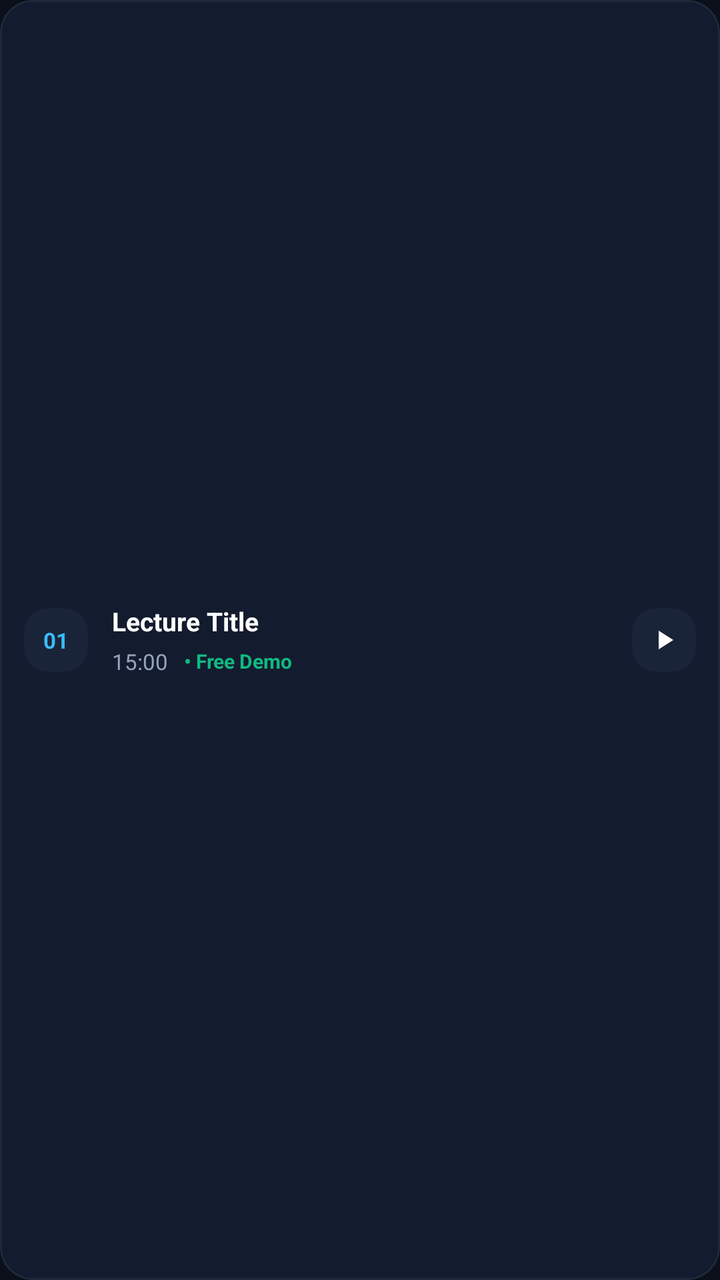
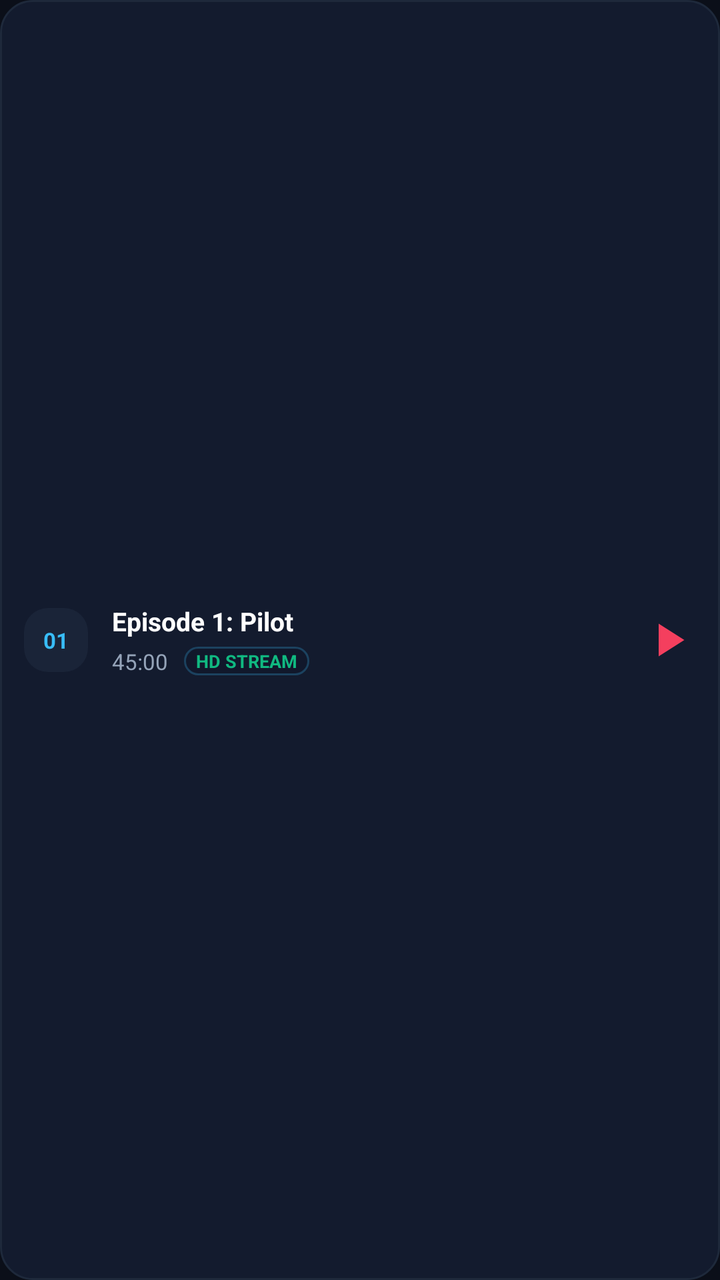

Screens rendered from an Android XML layout before and after an edit, with the pre-edit source and the edit as a unified diff.
<!-- AndroidManifest.xml: application theme Theme.CinemasApp -->
<!-- res/layout/item_episode_row.xml -->
<?xml version="1.0" encoding="utf-8"?>
<LinearLayout xmlns:android="http://schemas.android.com/apk/res/android"
    android:id="@+id/layoutLessonItem"
    android:layout_width="match_parent"
    android:layout_height="wrap_content"
    android:orientation="horizontal"
    android:gravity="center_vertical"
    android:padding="12dp"
    android:layout_marginBottom="8dp"
    android:background="@drawable/bg_rounded_card">

    
    <TextView
        android:id="@+id/tvLessonNum"
        android:layout_width="32dp"
        android:layout_height="32dp"
        android:gravity="center"
        android:background="@drawable/bg_tab_inactive"
        android:textColor="#38BDF8"
        android:textSize="11sp"
        android:textStyle="bold"
        android:text="01" />

    <LinearLayout
        android:layout_width="0dp"
        android:layout_height="wrap_content"
        android:layout_weight="1"
        android:orientation="vertical"
        android:layout_marginStart="12dp"
        android:layout_marginEnd="8dp">

        <TextView
            android:id="@+id/tvLessonTitle"
            android:layout_width="match_parent"
            android:layout_height="wrap_content"
            android:textColor="#FFFFFF"
            android:textSize="13sp"
            android:textStyle="bold"
            android:maxLines="2"
            android:ellipsize="end"
            android:text="Lecture Title" />

        <LinearLayout
            android:layout_width="wrap_content"
            android:layout_height="wrap_content"
            android:orientation="horizontal"
            android:gravity="center_vertical"
            android:layout_marginTop="4dp">

            
            <TextView
                android:id="@+id/tvLessonDuration"
                android:layout_width="wrap_content"
                android:layout_height="wrap_content"
                android:textColor="#94A3B8"
                android:textSize="11sp"
                android:text="15:00" />

            <TextView
                android:id="@+id/tvLessonBadge"
                android:layout_width="wrap_content"
                android:layout_height="wrap_content"
                android:layout_marginStart="8dp"
                android:textColor="#10B981"
                android:textSize="10sp"
                android:textStyle="bold"
                android:text="• Free Demo" />
        </LinearLayout>
    </LinearLayout>

    
    <ImageView
        android:id="@+id/icPlayStatus"
        android:layout_width="32dp"
        android:layout_height="32dp"
        android:background="@drawable/bg_tab_inactive"
        android:padding="8dp"
        android:src="@drawable/ic_play_arrow"
        android:tint="#FFFFFF"
        android:contentDescription="Play" />

</LinearLayout>
<!-- resources referenced by this layout -->
<resources>
  <!-- drawable bg_rounded_card (drawable) -->
  <?xml version="1.0" encoding="utf-8"?>
  <shape xmlns:android="http://schemas.android.com/apk/res/android"
      android:shape="rectangle">
      <corners android:radius="16dp" />
      <solid android:color="#131B2E" />
      <stroke android:width="1dp" android:color="#1E293B" />
  </shape>
  <!-- drawable bg_tab_inactive (drawable) -->
  <?xml version="1.0" encoding="utf-8"?>
  <shape xmlns:android="http://schemas.android.com/apk/res/android"
      android:shape="rectangle">
      <corners android:radius="12dp" />
      <solid android:color="#1A2438" />
  </shape>
  <!-- drawable ic_play_arrow (drawable) -->
  <vector xmlns:android="http://schemas.android.com/apk/res/android"
      android:width="24dp"
      android:height="24dp"
      android:viewportWidth="24"
      android:viewportHeight="24">
      <path
          android:fillColor="#FFFFFFFF"
          android:pathData="M8,5v14l11,-7z"/>
  </vector>
  <style name="Theme.CinemasApp" parent="Theme.MaterialComponents.DayNight.NoActionBar">
          <item name="colorPrimary">#E11D48</item>
          <item name="colorPrimaryVariant">#BE123C</item>
          <item name="colorOnPrimary">#FFFFFF</item>
          <item name="colorSecondary">#F59E0B</item>
          <item name="colorOnSecondary">#0B0F19</item>
          <item name="android:statusBarColor">#0B0F19</item>
          <item name="android:navigationBarColor">#0B0F19</item>
          <item name="android:windowBackground">#0B0F19</item>
      </style>
</resources>

<!-- the commit's change to res/layout/item_episode_row.xml (unified diff, before → after) -->
@@ -1,6 +1,6 @@
 <?xml version="1.0" encoding="utf-8"?>
 <LinearLayout xmlns:android="http://schemas.android.com/apk/res/android"
-    android:id="@+id/layoutLessonItem"
+    android:id="@+id/layoutEpisodeItem"
     android:layout_width="match_parent"
     android:layout_height="wrap_content"
     android:orientation="horizontal"
@@ -11,7 +11,7 @@
 
     
     <TextView
-        android:id="@+id/tvLessonNum"
+        android:id="@+id/tvEpisodeNum"
         android:layout_width="32dp"
         android:layout_height="32dp"
         android:gravity="center"
@@ -30,7 +30,7 @@
         android:layout_marginEnd="8dp">
 
         <TextView
-            android:id="@+id/tvLessonTitle"
+            android:id="@+id/tvEpisodeTitle"
             android:layout_width="match_parent"
             android:layout_height="wrap_content"
             android:textColor="#FFFFFF"
@@ -38,7 +38,7 @@
             android:textStyle="bold"
             android:maxLines="2"
             android:ellipsize="end"
-            android:text="Lecture Title" />
+            android:text="Episode 1: Pilot" />
 
         <LinearLayout
             android:layout_width="wrap_content"
@@ -49,34 +49,34 @@
 
             
             <TextView
-                android:id="@+id/tvLessonDuration"
+                android:id="@+id/tvEpisodeDuration"
                 android:layout_width="wrap_content"
                 android:layout_height="wrap_content"
                 android:textColor="#94A3B8"
                 android:textSize="11sp"
-                android:text="15:00" />
+                android:text="45:00" />
 
             <TextView
-                android:id="@+id/tvLessonBadge"
+                android:id="@+id/tvEpisodeBadge"
                 android:layout_width="wrap_content"
                 android:layout_height="wrap_content"
-                android:layout_marginStart="8dp"
+                android:text="HD STREAM"
                 android:textColor="#10B981"
-                android:textSize="10sp"
+                android:textSize="9sp"
                 android:textStyle="bold"
-                android:text="• Free Demo" />
+                android:background="@drawable/bg_glass_pill"
+                android:paddingHorizontal="6dp"
+                android:paddingVertical="1dp"
+                android:layout_marginStart="8dp" />
         </LinearLayout>
     </LinearLayout>
 
     
     <ImageView
-        android:id="@+id/icPlayStatus"
-        android:layout_width="32dp"
-        android:layout_height="32dp"
-        android:background="@drawable/bg_tab_inactive"
-        android:padding="8dp"
+        android:id="@+id/ivEpisodePlay"
+        android:layout_width="28dp"
+        android:layout_height="28dp"
         android:src="@drawable/ic_play_arrow"
-        android:tint="#FFFFFF"
-        android:contentDescription="Play" />
+        android:tint="#F43F5E" />
 
 </LinearLayout>
<!-- resource entries referenced after the edit -->
@@ -1,5 +1,13 @@
 <!-- resources referenced by this layout -->
 <resources>
+  <!-- drawable bg_glass_pill (drawable) -->
+  <?xml version="1.0" encoding="utf-8"?>
+  <shape xmlns:android="http://schemas.android.com/apk/res/android"
+      android:shape="rectangle">
+      <corners android:radius="20dp" />
+      <solid android:color="#990F172A" />
+      <stroke android:width="1dp" android:color="#4038BDF8" />
+  </shape>
   <!-- drawable bg_rounded_card (drawable) -->
   <?xml version="1.0" encoding="utf-8"?>
   <shape xmlns:android="http://schemas.android.com/apk/res/android"
